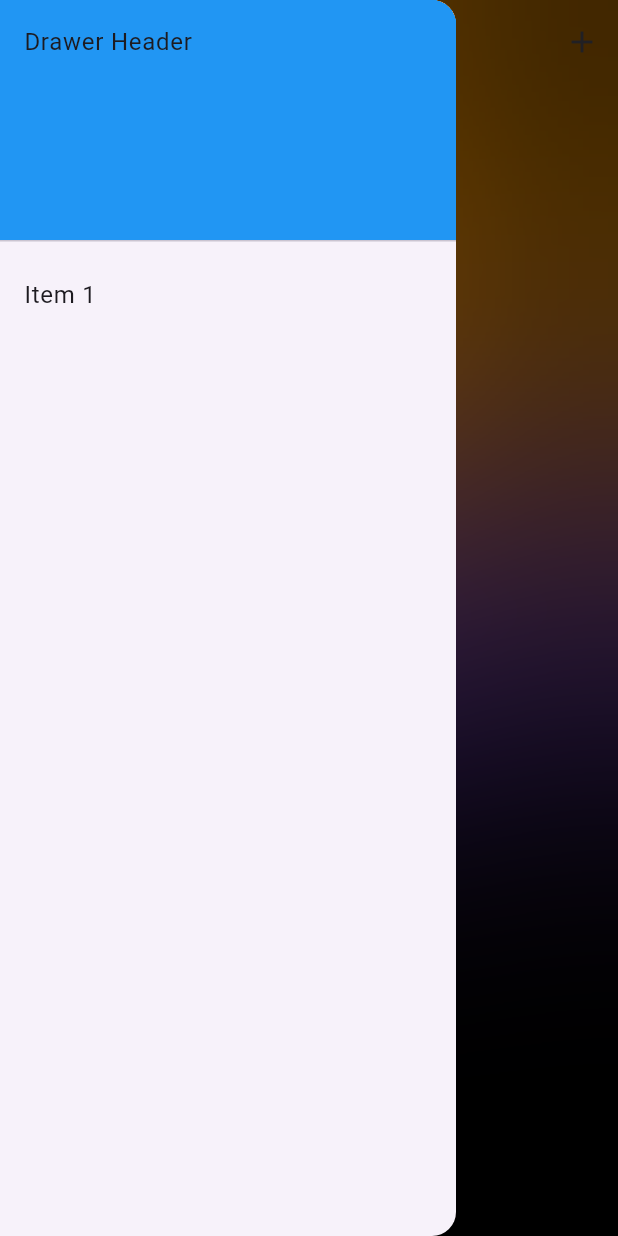
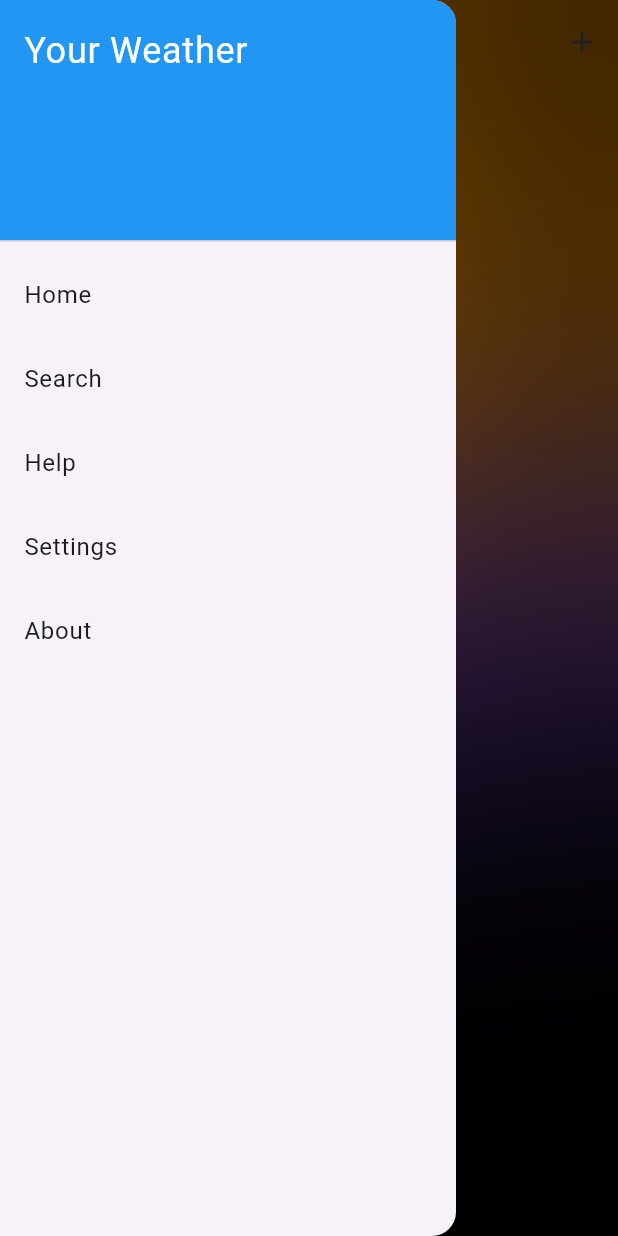
Before and after one commit to minzayarmaung/Flutter_is_Fun, a Flutter app: the HomeScreen screen opened directly, with the side drawer open, on a phone screen of 412 x 824 dp. Run offline on Flutter 3.47's test engine with Material 3 defaults, Android fonts, the phone set to English and light mode, and no system bars; our stand-ins replace bloc, equatable, flutter_bloc, geocoding, geolocator, image_picker and 2 more.

Commit message:
side bar

```diff
--- a/weatherapplication/lib/screens/home_screen.dart
+++ b/weatherapplication/lib/screens/home_screen.dart
@@ -74,12 +74,28 @@ class _HomeScreenState extends State<HomeScreen> {
           padding: EdgeInsets.zero,
           children: const [
             DrawerHeader(
-              child: Text('Drawer Header'),
+              child: Text(
+                'Your Weather',
+                style: TextStyle(color: Colors.white, fontSize: 24.0),
+              ),
               decoration: BoxDecoration(color: Colors.blue),
             ),
             ListTile(
-              title: Text('Item 1'),
-            )
+              title: Text('Home'),
+            ),
+            ListTile(
+              title: Text('Search'),
+            ),
+            ListTile(title: Text('Help')),
+            ListTile(
+              title: Text('Settings'),
+            ),
+            ListTile(
+              title: Text('About'),
+            ),
+            // SwitchListTile(
+            //   title: Text('DarkMode'),
+            //   value: value, onChanged: onChanged)
           ],
         ),
       ),
```
